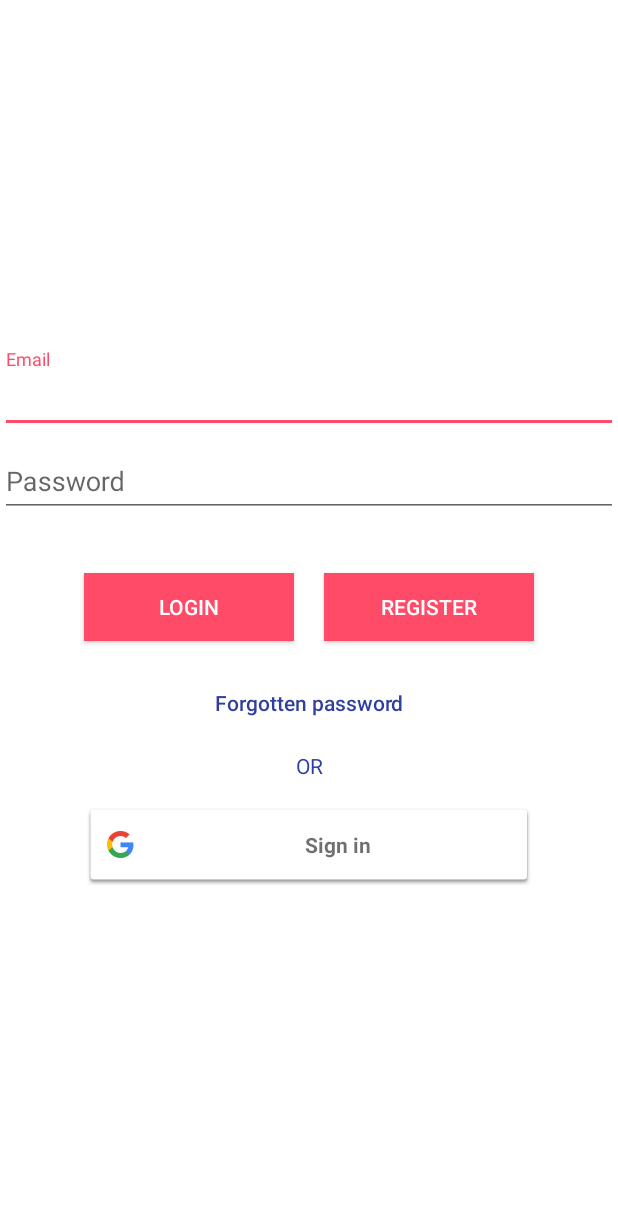
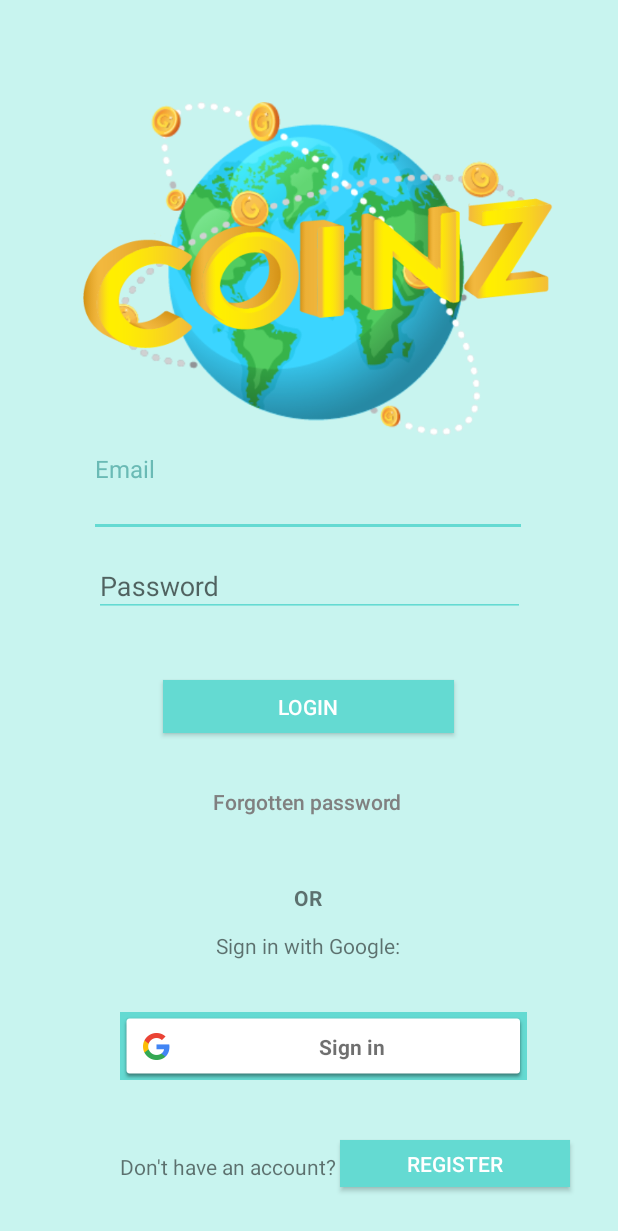
Before and after one commit to nikoletakuneva/Coinz, an Android app: the screen it shows after launch (LoginActivity), on a phone screen of 412 x 824 dp. Shown: the top 1231 px of the screen. Run offline under Robolectric (Android 15) with nearby library versions, the phone set to English and light mode, and no system bars; our stand-ins replace Firebase (no records; nobody signed in at launch, a user with empty details on screens opened directly).

Commit message:
Created the design for the login page.

```diff
--- a/app/build.gradle
+++ b/app/build.gradle
@@ -26,8 +26,8 @@ repositories {
 dependencies {
     implementation fileTree(dir: 'libs', include: ['*.jar'])
     implementation 'com.android.support:appcompat-v7:27.1.1'
+    implementation 'com.android.support:design:27.1.1'
     implementation 'com.android.support.constraint:constraint-layout:1.1.3'
-    implementation 'com.android.support:design:27.1.1'
     implementation 'com.mapbox.mapboxsdk:mapbox-android-sdk:6.5.0'
     implementation 'com.mapbox.mapboxsdk:mapbox-android-plugin-locationlayer:0.8.2'
     implementation 'com.google.android.gms:play-services-location:16.0.0'
--- a/app/src/main/res/layout/activity_login.xml
+++ b/app/src/main/res/layout/activity_login.xml
@@ -1,93 +1,173 @@
 <?xml version="1.0" encoding="utf-8"?>
-<LinearLayout xmlns:android="http://schemas.android.com/apk/res/android"
-    android:orientation="vertical" android:layout_width="match_parent"
+<android.support.constraint.ConstraintLayout xmlns:android="http://schemas.android.com/apk/res/android"
+    xmlns:app="http://schemas.android.com/apk/res-auto"
+    xmlns:tools="http://schemas.android.com/tools"
+    android:id="@+id/linearLayout"
+    android:layout_width="match_parent"
     android:layout_height="match_parent"
-    android:gravity="center"
-    android:background="#FFF">
+    android:background="#c8f4ef"
+    android:gravity="center">
 
 
     <android.support.design.widget.TextInputLayout
-        android:layout_height="wrap_content"
-        android:layout_width="match_parent">
+        android:id="@+id/emailLayout"
+        android:layout_width="292dp"
+        android:layout_height="54dp"
+        android:layout_marginTop="8dp"
+        app:layout_constraintBottom_toTopOf="@+id/passwordLayout"
+        app:layout_constraintEnd_toEndOf="parent"
+        app:layout_constraintHorizontal_bias="0.495"
+        app:layout_constraintStart_toStartOf="parent"
+        app:layout_constraintTop_toBottomOf="@+id/globe"
+        app:hintTextAppearance="@style/HintColour">
 
         <EditText
+            android:id="@+id/email"
             android:layout_width="match_parent"
             android:layout_height="wrap_content"
-            android:inputType="textEmailAddress"
-            android:layout_marginTop="10dp"
             android:hint="Email"
-            android:id="@+id/email" />
+            android:theme="@style/EditTextTheme"
+            android:inputType="textEmailAddress" />
 
     </android.support.design.widget.TextInputLayout>
 
 
+    <android.support.design.widget.TextInputLayout
+        android:id="@+id/passwordLayout"
+        android:layout_width="287dp"
+        android:layout_height="53dp"
+        app:layout_constraintEnd_toEndOf="parent"
+        app:layout_constraintStart_toStartOf="parent"
+        app:layout_constraintTop_toBottomOf="@+id/emailLayout"
+        app:hintTextAppearance="@style/HintColour">
 
-    <android.support.design.widget.TextInputLayout
-        android:layout_height="wrap_content"
-        android:layout_width="match_parent">
         <EditText
+            android:id="@+id/password"
             android:layout_width="match_parent"
             android:layout_height="wrap_content"
+            android:ems="10"
+            android:theme="@style/EditTextTheme"
+            android:hint="Password"
             android:inputType="textPassword"
-            android:ems="10"
-            android:layout_marginTop="10dp"
-            android:id="@+id/password"
-            android:hint="Password" />
+            android:singleLine="false" />
 
     </android.support.design.widget.TextInputLayout>
 
-    <LinearLayout
-        android:layout_width="match_parent"
-        android:layout_height="100dp"
-        android:orientation="horizontal"
-        android:gravity="center">
-        <Button
-            android:text="Login"
-            android:id="@+id/logInButton"
-            android:layout_width="140dp"
-            android:layout_height="45dp"
-            android:textColor="#FFFF"
-            android:textAllCaps="true"
-            android:layout_marginTop="10dp"
-            android:layout_marginRight="10dp"
-            android:background="@color/colorAccent"/>
-
-        <Button
-            android:text="Register"
-            android:id="@+id/signUpButton"
-            android:layout_width="140dp"
-            android:layout_height="45dp"
-            android:layout_marginTop="10dp"
-            android:layout_marginLeft="10dp"
-            android:textColor="#FFFF"
-            android:background="@color/colorAccent"/>
-    </LinearLayout>
 
     <Button
+        android:id="@+id/logInButton"
+        android:layout_width="194dp"
+        android:layout_height="35dp"
+        android:layout_marginTop="8dp"
+        android:background="#64dad2"
+        android:text="Login"
+        android:textAllCaps="true"
+        android:textColor="#FFFF"
+        app:layout_constraintBottom_toTopOf="@+id/forgottenPasswordButton"
+        app:layout_constraintEnd_toEndOf="parent"
+        app:layout_constraintHorizontal_bias="0.497"
+        app:layout_constraintStart_toStartOf="parent"
+        app:layout_constraintTop_toBottomOf="@+id/passwordLayout" />
+
+    <Button
+        android:id="@+id/signUpButton"
+        android:layout_width="153dp"
+        android:layout_height="31dp"
+        android:layout_marginBottom="8dp"
+        android:layout_marginEnd="32dp"
+        android:layout_marginTop="8dp"
+        android:background="#64dad2"
+        android:text="Register"
+        android:textColor="#FFFF"
+        app:layout_constraintBottom_toBottomOf="parent"
+        app:layout_constraintEnd_toEndOf="parent"
+        app:layout_constraintTop_toBottomOf="@+id/sign_in__google_button"
+        app:layout_constraintVertical_bias="0.568" />
+
+
+    <Button
+        android:id="@+id/forgottenPasswordButton"
+        android:layout_width="162dp"
+        android:layout_height="24dp"
+        android:layout_marginBottom="8dp"
+        android:background="@null"
         android:text="Forgotten password"
-        android:layout_width="200dp"
-        android:layout_height="wrap_content"
         android:textAllCaps="false"
-        android:id="@+id/forgottenPasswordButton"
-        android:background="@null"
-        android:textColor="@color/colorPrimary"
-        android:layout_marginBottom="8dp"
-        />
+        android:textColor="@android:color/tab_indicator_text"
+        app:layout_constraintBottom_toTopOf="@+id/textView"
+        app:layout_constraintEnd_toEndOf="parent"
+        app:layout_constraintHorizontal_bias="0.497"
+        app:layout_constraintStart_toStartOf="parent"
+        app:layout_constraintTop_toBottomOf="@+id/logInButton"
+        app:layout_constraintVertical_bias="0.0" />
+
 
     <TextView
-        android:layout_width="match_parent"
-        android:layout_height="wrap_content"
-        android:text="OR"
+        android:id="@+id/textView"
+        android:layout_width="193dp"
+        android:layout_height="52dp"
         android:gravity="center"
-        android:textColor="@color/colorPrimary"/>
+        android:text="@string/google_sign_in"
+        android:textAlignment="center"
+        app:layout_constraintBottom_toTopOf="@+id/sign_in__google_button"
+        app:layout_constraintEnd_toEndOf="parent"
+        app:layout_constraintHorizontal_bias="0.497"
+        app:layout_constraintStart_toStartOf="parent"
+        app:layout_constraintTop_toBottomOf="@+id/forgottenPasswordButton" />
+
 
     <com.google.android.gms.common.SignInButton
         android:id="@+id/sign_in__google_button"
-        android:layout_width="300dp"
-        android:layout_height="55dp"
-        android:layout_marginTop="15dp"
-        />
+        android:layout_width="271dp"
+        android:layout_height="45dp"
+        android:background="#64dad2"
+        android:layout_marginBottom="48dp"
+        app:layout_constraintBottom_toTopOf="@+id/noAccount"
+        app:layout_constraintEnd_toEndOf="parent"
+        app:layout_constraintHorizontal_bias="0.571"
+        app:layout_constraintStart_toStartOf="parent" />
+
+    <TextView
+        android:id="@+id/noAccount"
+        android:layout_width="150dp"
+        android:layout_height="24dp"
+        android:layout_marginBottom="32dp"
+        android:text="Don't have an account?"
+        android:textAlignment="center"
+        app:layout_constraintBottom_toBottomOf="parent"
+        app:layout_constraintEnd_toStartOf="@+id/signUpButton"
+        app:layout_constraintHorizontal_bias="1.0"
+        app:layout_constraintStart_toStartOf="parent" />
+
+    <ImageView
+        android:id="@+id/globe"
+        android:layout_width="323dp"
+        android:layout_height="228dp"
+        android:layout_marginBottom="8dp"
+        android:layout_marginTop="8dp"
+        app:layout_constraintBottom_toBottomOf="parent"
+        app:layout_constraintEnd_toEndOf="parent"
+        app:layout_constraintHorizontal_bias="0.818"
+        app:layout_constraintStart_toStartOf="parent"
+        app:layout_constraintTop_toTopOf="parent"
+        app:layout_constraintVertical_bias="0.103"
+        app:srcCompat="@drawable/globecoins" />
+
+    <ImageView
+        android:id="@+id/imageView3"
+        android:layout_width="326dp"
+        android:layout_height="114dp"
+        android:layout_marginBottom="8dp"
+        android:layout_marginEnd="8dp"
+        android:layout_marginStart="8dp"
+        android:layout_marginTop="8dp"
+        app:layout_constraintBottom_toBottomOf="parent"
+        app:layout_constraintEnd_toEndOf="parent"
+        app:layout_constraintHorizontal_bias="0.675"
+        app:layout_constraintStart_toStartOf="parent"
+        app:layout_constraintTop_toTopOf="parent"
+        app:layout_constraintVertical_bias="0.179"
+        app:srcCompat="@drawable/coins_title" />
 
 
-
-</LinearLayout>
+</android.support.constraint.ConstraintLayout>
--- a/app/src/main/res/values/colors.xml
+++ b/app/src/main/res/values/colors.xml
@@ -5,4 +5,6 @@
     <color name="colorAccent">#ff4a68</color>
     <color name="color">#ffe554</color>
     <color name="frame_colour">#ffc361</color>
+    <color name="primary">#64dad2</color>
+    <color name="hint">#6abab5</color>
 </resources>
--- a/app/src/main/res/values/strings.xml
+++ b/app/src/main/res/values/strings.xml
@@ -15,4 +15,5 @@
     <string name="permission_rationale">"Contacts permissions are needed for providing email
         completions."
     </string>
+    <string name="google_sign_in">"<b>"OR\n\n"</b>"Sign in with Google:</string>
 </resources>
--- a/app/src/main/res/values/styles.xml
+++ b/app/src/main/res/values/styles.xml
@@ -18,4 +18,14 @@
 
     <style name="AppTheme.PopupOverlay" parent="ThemeOverlay.AppCompat.Light" />
 
+    <style name="EditTextTheme" parent="Theme.AppCompat.Light.DarkActionBar">
+        <item name="colorControlNormal">@color/primary</item>
+        <item name="colorControlActivated">@color/primary</item>
+        <item name="colorControlHighlight">@color/primary</item>
+
+    </style>
+    <style name="HintColour" parent="@android:style/TextAppearance">
+        <item name="android:textColor">@color/hint</item>
+    </style>
+
 </resources>
```
Also changed, not shown: app/src/main/res/drawable-v24/coins_title.png (added), app/src/main/res/drawable-v24/globecoins.png (added), app/src/main/res/drawable-v24/gold.png (added), app/src/main/res/drawable-v24/penny.png (added), app/src/main/res/drawable-v24/quid.png (added), app/src/main/res/drawable-v24/shilling.png (added), app/src/main/res/drawable-v24/wallet.png (added), app/src/main/res/drawable/penny.png (deleted), app/src/main/res/drawable/quid.png (deleted), app/src/main/res/drawable/shilling.png (deleted).
